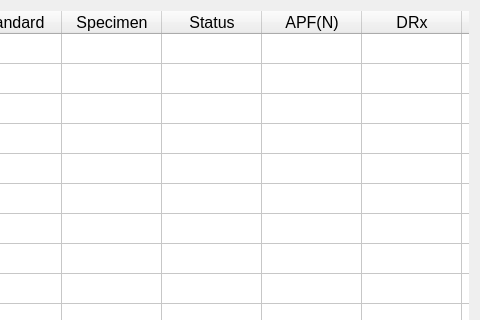
Above: Ui/sample_list.ui from tahyuu/glove_test before the change; both pictures show x 551 to 1031 and y 0 to 320 of the 1031 by 687 pixel window. Below: the same form after it.
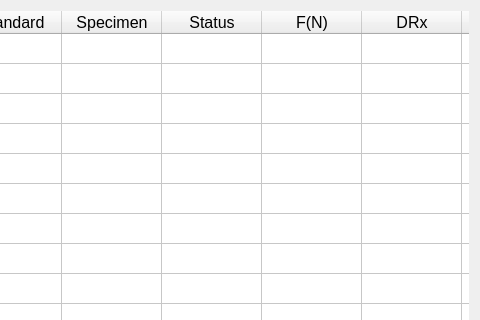
That is the form after the change.

The edit to the form file:
```diff
--- a/Ui/sample_list.ui
+++ b/Ui/sample_list.ui
@@ -255,7 +255,7 @@
      </column>
      <column>
       <property name="text">
-       <string>APF(N)</string>
+       <string>F(N)</string>
       </property>
      </column>
      <column>
```
